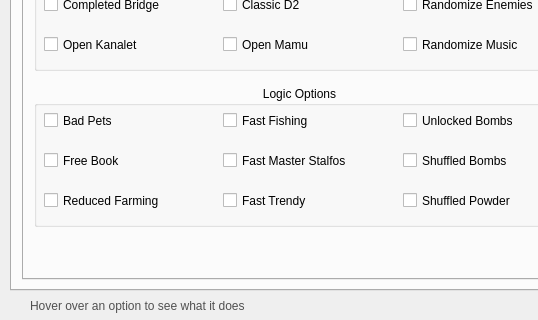
Qt form UI/ui_form.ui (Owen-Splat/LAS-Randomizer) before a commit; both pictures show x 0 to 538 and y 229 to 549 of the 780 by 640 pixel window.
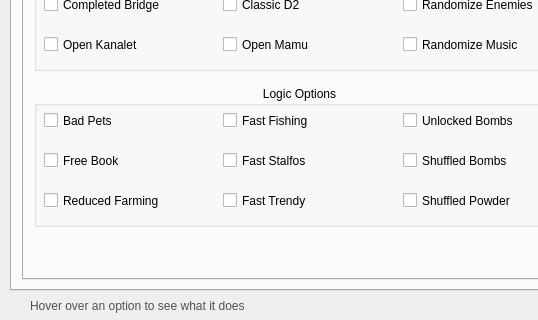
The same form after that commit. The open tabs and pages were chosen to show the change.

Patch:
```diff
--- a/UI/ui_form.ui
+++ b/UI/ui_form.ui
@@ -1371,7 +1371,7 @@
           <string>Makes it so that you only need to fight the last iteration of Master Stalfos</string>
          </property>
          <property name="text">
-          <string>Fast Master Stalfos</string>
+          <string>Fast Stalfos</string>
          </property>
          <property name="checkable">
           <bool>true</bool>
```
Left out of the diff: 6 changed lines with no effect on the pictures.
